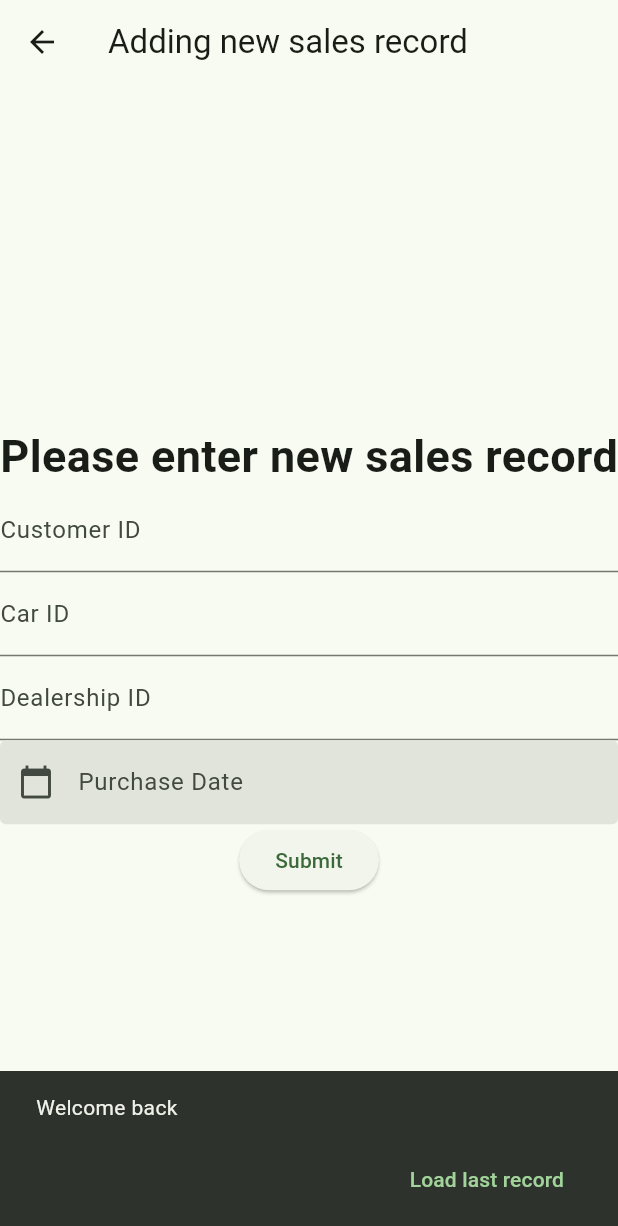
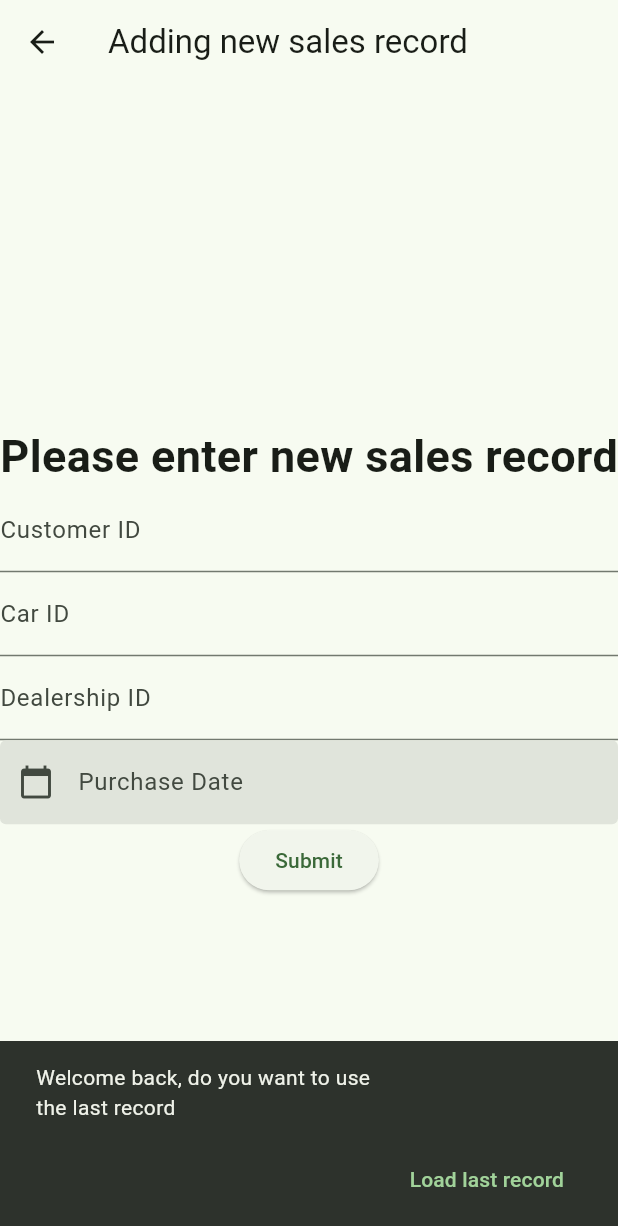
Before and after one commit to LavaLamp4708/mgi_final, a Flutter app: the AddingSalesPage screen opened by its route, after a tap on "Submit", on a phone screen of 412 x 824 dp. Shown: the top 1226 px of the screen. Run offline on Flutter 3.47's test engine with Material 3 defaults, Android fonts, the phone set to English and light mode, and no system bars; our stand-ins replace floor, sqflite; missing offline and left inert: encrypted_shared_preferences, lab2; accounts and stored records are empty; generated files the repository leaves out were written again.

Commit message:
fixed new record id setup, changed snack bar message

```diff
--- a/lib/addingSalesPage.dart
+++ b/lib/addingSalesPage.dart
@@ -23,7 +23,7 @@ class AddingSalesPageState extends State<AddingSalesPage> {
     super.initState();
     WidgetsBinding.instance.addPostFrameCallback((_) {
       final snackBar = SnackBar(
-        content: Text('Welcome back'),
+        content: Text('Welcome back, do you want to use the last record'),
           action:SnackBarAction( label:'Load last record', onPressed: (){
             loadData();
           })
@@ -103,20 +103,23 @@ class AddingSalesPageState extends State<AddingSalesPage> {
               _selectDate();
             },),
             ElevatedButton(
-              onPressed: () {
+              onPressed: () async {
                 if(_controllerCustomerID.value.text.isNotEmpty
                 &_controllerCarID.value.text.isNotEmpty
                 &_controllerDealershipID.value.text.isNotEmpty
                 &_controllerPurchaseDate.value.text.isNotEmpty) {
+                  final allRecords = await my_salesDAO.getAll();
+                  final nextID = (allRecords.isNotEmpty
+                      ? allRecords.map((record) => record.id).reduce((a, b) => a > b ? a : b)
+                      : 0) + 1;
                   setState(() {
                     saveData();
-                    var newSalesRecord = SalesEntity(SalesEntity.ID++,
+                    var newSalesRecord = SalesEntity(nextID,
                       _controllerCustomerID.value.text,
                       _controllerCarID.value.text,
                       _controllerDealershipID.value.text,
                       _controllerPurchaseDate.value.text,);
                     my_salesDAO.doInsert(newSalesRecord);
-
                     _controllerCustomerID.text = "";
                     _controllerCarID.text = "";
                     _controllerDealershipID.text = "";
```
